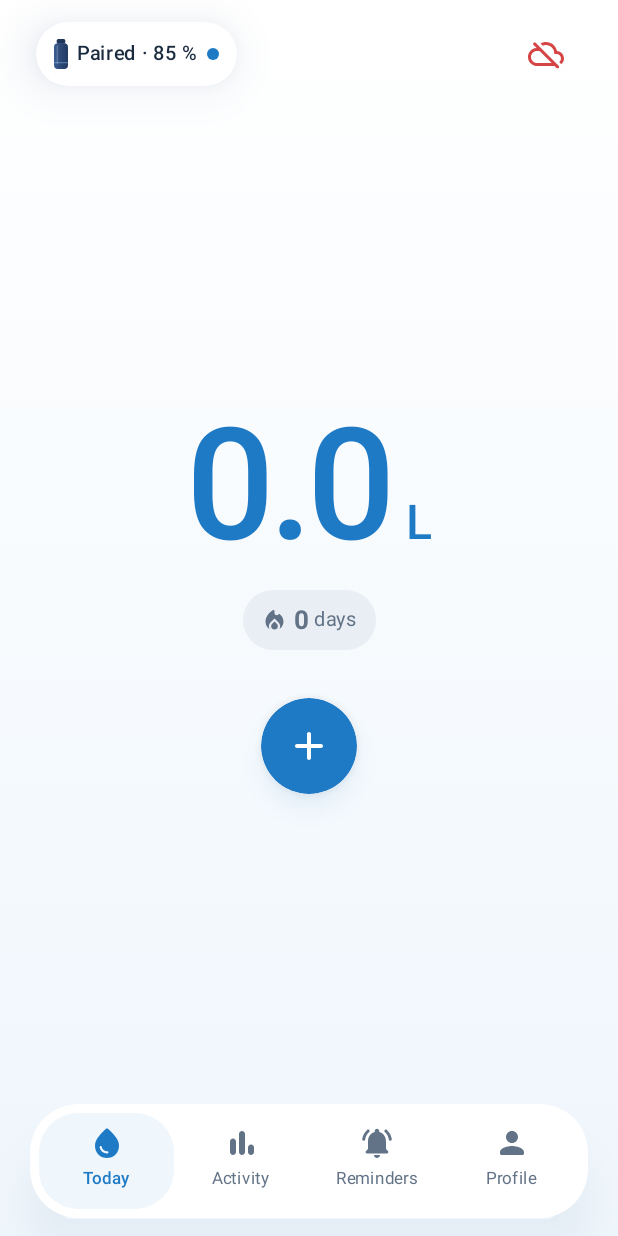
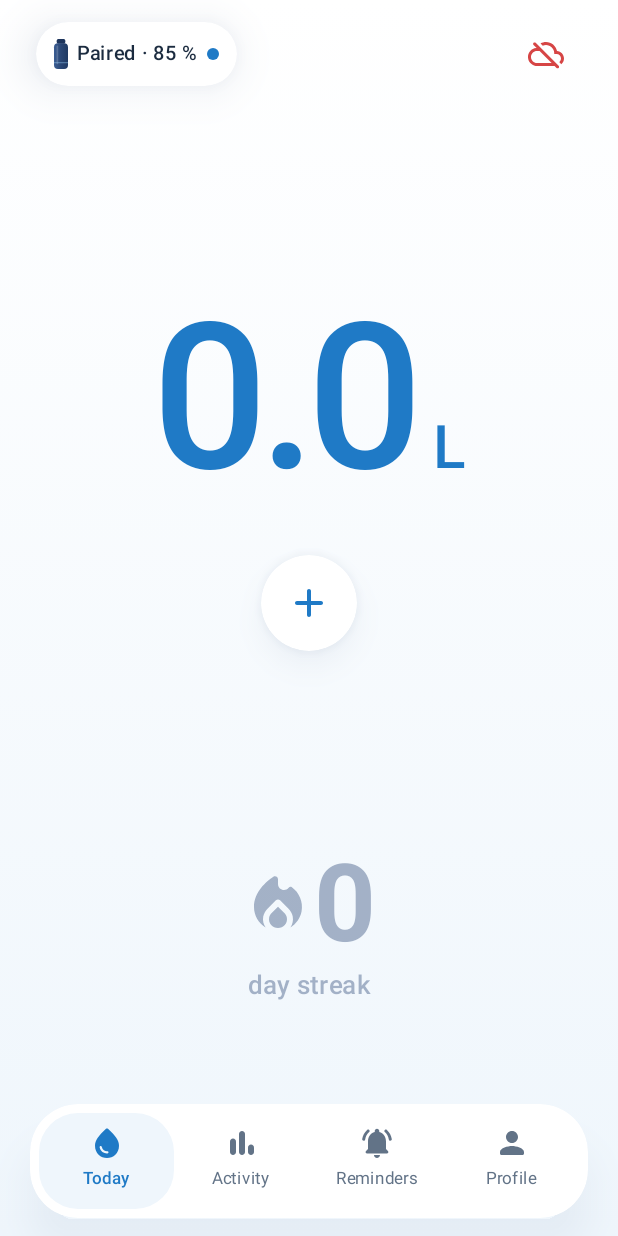
Before and after one commit to htl-leo-itp-26-28-4-5AHITM/Drinkly, an Android app built with Jetpack Compose: the screen it shows after launch (MainActivity), on a phone screen of 412 x 824 dp. Run offline under Robolectric (Android 15) with nearby library versions, the phone set to English and light mode, and no system bars; network calls fail; 2 statements that could not run were skipped.

Commit message:
feat(android): bigger number, white plus button, big streak in the lower third
The streak drops its chip background and sits large on the water.

Co-Authored-By: Claude Opus 5.5 <noreply@anthropic.com>

```diff
--- a/frontend/android/app/src/main/java/at/drinkly/app/ui/screens/TodayScreen.kt
+++ b/frontend/android/app/src/main/java/at/drinkly/app/ui/screens/TodayScreen.kt
@@ -41,6 +41,7 @@ import androidx.compose.material.icons.rounded.PanTool
 import androidx.compose.material.icons.rounded.Verified
 import androidx.compose.material.icons.rounded.WaterDrop
 import androidx.compose.material3.Button
+import androidx.compose.material3.ButtonDefaults
 import androidx.compose.material3.ExperimentalMaterial3Api
 import androidx.compose.material3.Icon
 import androidx.compose.material3.IconButton
@@ -130,20 +131,18 @@ fun TodayScreen(d: Dashboard, onAdd: (Int) -> Unit, onRefresh: () -> Unit, onBot
                 Text(
                     litersValue(shownMl),
                     Modifier.alignByBaseline(),
-                    fontSize = 104.sp,
-                    lineHeight = 104.sp,
+                    fontSize = 136.sp,
+                    lineHeight = 136.sp,
                     fontWeight = FontWeight.SemiBold,
-                    letterSpacing = (-4).sp,
+                    letterSpacing = (-6).sp,
                     color = accent,
                 )
                 Spacer(Modifier.width(6.dp))
-                Text("L", Modifier.alignByBaseline(), fontSize = 32.sp, fontWeight = FontWeight.SemiBold, color = accent)
+                Text("L", Modifier.alignByBaseline(), fontSize = 40.sp, fontWeight = FontWeight.SemiBold, color = accent)
             }
-            Spacer(Modifier.height(8.dp))
-            StreakChip(d.streak)
             // The status card is hidden for now; bring it back with StatusCard(d.message, d.streak)
 
-            Spacer(Modifier.height(32.dp))
+            Spacer(Modifier.height(24.dp))
             val source = remember { MutableInteractionSource() }
             Button(
                 onClick = { showAddSheet = true },
@@ -151,14 +150,17 @@ fun TodayScreen(d: Dashboard, onAdd: (Int) -> Unit, onRefresh: () -> Unit, onBot
                 modifier = Modifier
                     .pressScale(source)
                     .size(64.dp)
-                    .shadow(10.dp, CircleShape, spotColor = DrinklyColors.Blue.copy(alpha = 0.5f)),
+                    .shadow(12.dp, CircleShape, ambientColor = DrinklyColors.Navy, spotColor = DrinklyColors.Navy.copy(alpha = 0.35f)),
                 shape = CircleShape,
+                colors = ButtonDefaults.buttonColors(containerColor = Color.White, contentColor = DrinklyColors.Blue),
                 contentPadding = PaddingValues(0.dp),
             ) {
                 Icon(Icons.Rounded.Add, contentDescription = "Add a drink", modifier = Modifier.size(32.dp))
             }
 
             Spacer(Modifier.weight(1f))
+            BigStreak(d.streak)
+            Spacer(Modifier.weight(0.5f))
         }
     }
 
@@ -205,6 +207,22 @@ private fun StatusCard(message: HydrationMessage, streak: Int) {
         Spacer(Modifier.width(12.dp))
         Text(message.title, Modifier.weight(1f), fontSize = 17.sp, fontWeight = FontWeight.SemiBold, color = DrinklyColors.Ink)
         StreakChip(streak)
+    }
+}
+
+/** The streak in large type, straight on the water. */
+@Composable
+private fun BigStreak(streak: Int) {
+    val color = if (streak > 0) DrinklyColors.Navy else DrinklyColors.Navy.copy(alpha = 0.4f)
+    Column(
+        Modifier.clearAndSetSemantics { contentDescription = "$streak-day streak" },
+        horizontalAlignment = Alignment.CenterHorizontally,
+    ) {
+        Row(verticalAlignment = Alignment.CenterVertically) {
+            Icon(Icons.Rounded.LocalFireDepartment, contentDescription = null, tint = color, modifier = Modifier.size(48.dp))
+            Text("$streak", fontSize = 72.sp, lineHeight = 72.sp, fontWeight = FontWeight.Bold, color = color)
+        }
+        Text("day streak", fontSize = 17.sp, fontWeight = FontWeight.Medium, color = color)
     }
 }
 
```
